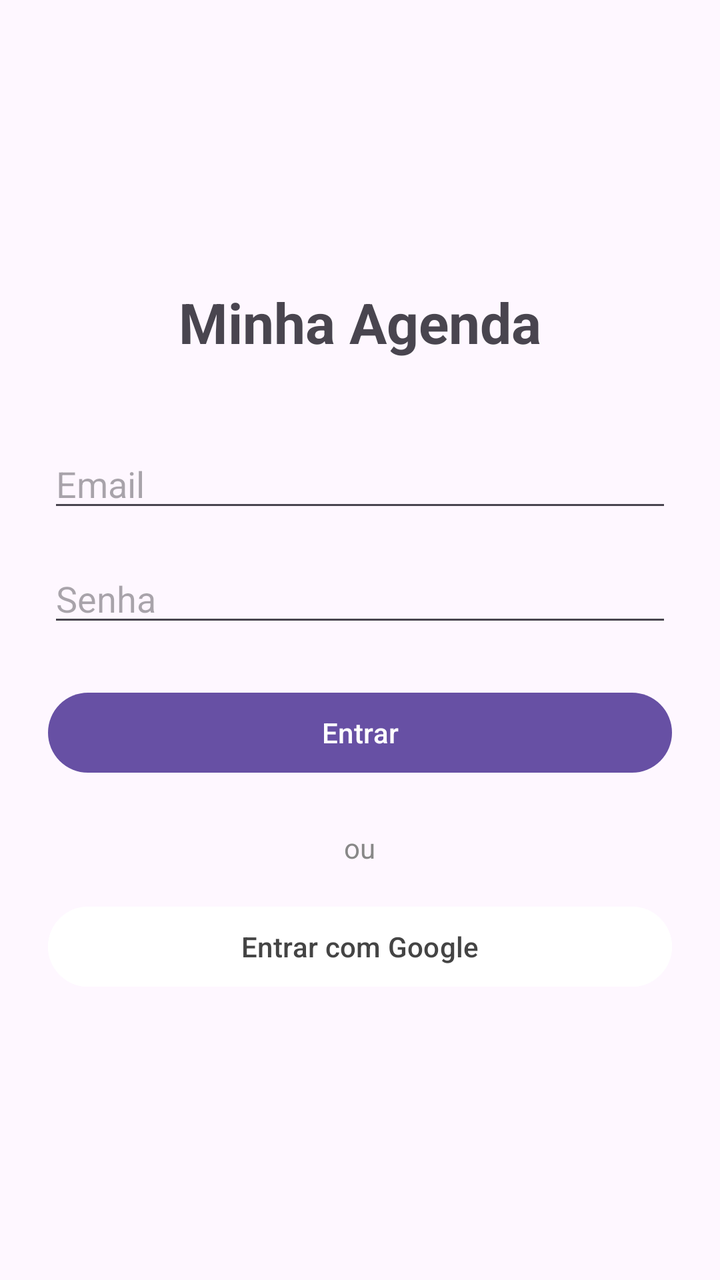
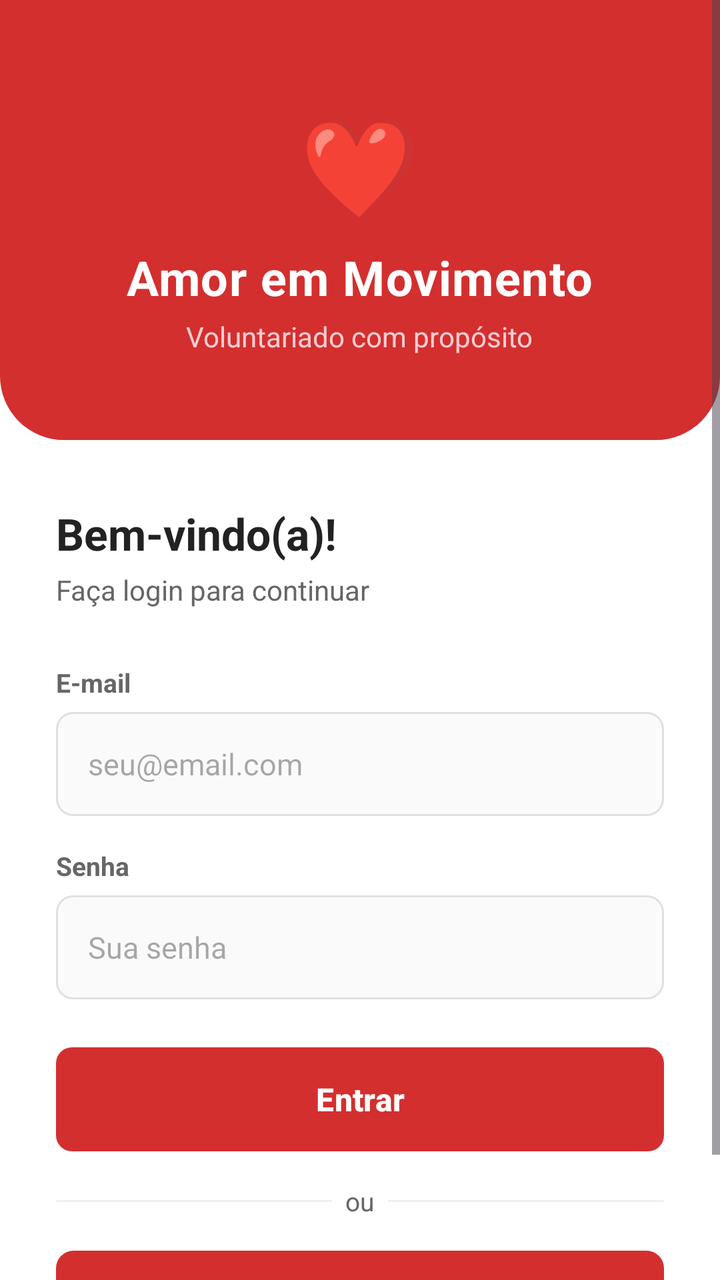

Before-and-after screenshots of an Android layout around one commit, followed by the original layout XML and the change that was made.
<!-- AndroidManifest.xml: application theme Theme.Extensao -->
<!-- res/layout/activity_login.xml -->
<?xml version="1.0" encoding="utf-8"?>
<LinearLayout xmlns:android="http://schemas.android.com/apk/res/android"
    android:orientation="vertical"
    android:gravity="center"
    android:padding="24dp"
    android:layout_width="match_parent"
    android:layout_height="match_parent">

    <TextView
        android:text="Minha Agenda"
        android:textSize="28sp"
        android:textStyle="bold"
        android:layout_marginBottom="40dp"
        android:layout_width="wrap_content"
        android:layout_height="wrap_content"/>

    <EditText
        android:id="@+id/editEmail"
        android:hint="Email"
        android:inputType="textEmailAddress"
        android:autofillHints="emailAddress"
        android:layout_width="match_parent"
        android:layout_height="wrap_content"
        android:layout_marginBottom="16dp"/>

    <EditText
        android:id="@+id/editSenha"
        android:hint="Senha"
        android:inputType="textPassword"
        android:autofillHints="password"
        android:layout_width="match_parent"
        android:layout_height="wrap_content"
        android:layout_marginBottom="24dp"/>

    <Button
        android:id="@+id/btnLogin"
        android:text="Entrar"
        android:layout_width="match_parent"
        android:layout_height="wrap_content"/>

    <ProgressBar
        android:id="@+id/progressLogin"
        android:layout_width="wrap_content"
        android:layout_height="wrap_content"
        android:layout_marginTop="16dp"
        android:visibility="gone" />

    <TextView
        android:layout_width="wrap_content"
        android:layout_height="wrap_content"
        android:text="ou"
        android:textColor="#888888"
        android:layout_marginTop="24dp"
        android:layout_marginBottom="16dp"/>

    <Button
        android:id="@+id/btnGoogleLogin"
        android:layout_width="match_parent"
        android:layout_height="wrap_content"
        android:text="Entrar com Google"
        android:drawableStart="@android:drawable/ic_menu_send"
        android:drawablePadding="8dp"
        android:backgroundTint="#FFFFFF"
        android:textColor="#444444"
        android:elevation="2dp"/>

</LinearLayout>
<!-- resources referenced by this layout -->
<resources>
  <style name="Theme.Extensao" parent="Base.Theme.Extensao" />
  <style name="Base.Theme.Extensao" parent="Theme.Material3.DayNight.NoActionBar">
          
          
      </style>
</resources>

<!-- the commit's change to res/layout/activity_login.xml (unified diff, before → after) -->
@@ -1,67 +1,193 @@
 <?xml version="1.0" encoding="utf-8"?>
-<LinearLayout xmlns:android="http://schemas.android.com/apk/res/android"
-    android:orientation="vertical"
-    android:gravity="center"
-    android:padding="24dp"
+<ScrollView xmlns:android="http://schemas.android.com/apk/res/android"
     android:layout_width="match_parent"
-    android:layout_height="match_parent">
+    android:layout_height="match_parent"
+    android:background="@color/white"
+    android:fillViewport="true">
 
-    <TextView
-        android:text="Minha Agenda"
-        android:textSize="28sp"
-        android:textStyle="bold"
-        android:layout_marginBottom="40dp"
-        android:layout_width="wrap_content"
-        android:layout_height="wrap_content"/>
-
-    <EditText
-        android:id="@+id/editEmail"
-        android:hint="Email"
-        android:inputType="textEmailAddress"
-        android:autofillHints="emailAddress"
+    <LinearLayout
         android:layout_width="match_parent"
         android:layout_height="wrap_content"
-        android:layout_marginBottom="16dp"/>
+        android:orientation="vertical">
 
-    <EditText
-        android:id="@+id/editSenha"
-        android:hint="Senha"
-        android:inputType="textPassword"
-        android:autofillHints="password"
-        android:layout_width="match_parent"
-        android:layout_height="wrap_content"
-        android:layout_marginBottom="24dp"/>
+        
+        <LinearLayout
+            android:layout_width="match_parent"
+            android:layout_height="220dp"
+            android:background="@drawable/bg_header_red"
+            android:orientation="vertical"
+            android:gravity="center"
+            android:paddingTop="40dp"
+            android:paddingBottom="32dp">
 
-    <Button
-        android:id="@+id/btnLogin"
-        android:text="Entrar"
-        android:layout_width="match_parent"
-        android:layout_height="wrap_content"/>
+            <TextView
+                android:layout_width="wrap_content"
+                android:layout_height="wrap_content"
+                android:text="❤"
+                android:textSize="48sp"
+                android:textColor="#FFFFFF"
+                android:layout_marginBottom="8dp" />
 
-    <ProgressBar
-        android:id="@+id/progressLogin"
-        android:layout_width="wrap_content"
-        android:layout_height="wrap_content"
-        android:layout_marginTop="16dp"
-        android:visibility="gone" />
+            <TextView
+                android:layout_width="wrap_content"
+                android:layout_height="wrap_content"
+                android:text="Amor em Movimento"
+                android:textSize="24sp"
+                android:textStyle="bold"
+                android:textColor="#FFFFFF"
+                android:letterSpacing="0.02" />
 
-    <TextView
-        android:layout_width="wrap_content"
-        android:layout_height="wrap_content"
-        android:text="ou"
-        android:textColor="#888888"
-        android:layout_marginTop="24dp"
-        android:layout_marginBottom="16dp"/>
+            <TextView
+                android:layout_width="wrap_content"
+                android:layout_height="wrap_content"
+                android:text="Voluntariado com propósito"
+                android:textSize="14sp"
+                android:textColor="#FFCDD2"
+                android:layout_marginTop="4dp" />
 
-    <Button
-        android:id="@+id/btnGoogleLogin"
-        android:layout_width="match_parent"
-        android:layout_height="wrap_content"
-        android:text="Entrar com Google"
-        android:drawableStart="@android:drawable/ic_menu_send"
-        android:drawablePadding="8dp"
-        android:backgroundTint="#FFFFFF"
-        android:textColor="#444444"
-        android:elevation="2dp"/>
+        </LinearLayout>
 
-</LinearLayout>
+        
+        <LinearLayout
+            android:layout_width="match_parent"
+            android:layout_height="wrap_content"
+            android:orientation="vertical"
+            android:paddingStart="28dp"
+            android:paddingEnd="28dp"
+            android:paddingTop="32dp"
+            android:paddingBottom="32dp">
+
+            <TextView
+                android:layout_width="wrap_content"
+                android:layout_height="wrap_content"
+                android:text="Bem-vindo(a)!"
+                android:textSize="22sp"
+                android:textStyle="bold"
+                android:textColor="@color/text_primary"
+                android:layout_marginBottom="4dp" />
+
+            <TextView
+                android:layout_width="wrap_content"
+                android:layout_height="wrap_content"
+                android:text="Faça login para continuar"
+                android:textSize="14sp"
+                android:textColor="@color/text_secondary"
+                android:layout_marginBottom="28dp" />
+
+            
+            <TextView
+                android:layout_width="wrap_content"
+                android:layout_height="wrap_content"
+                android:text="E-mail"
+                android:textSize="13sp"
+                android:textStyle="bold"
+                android:textColor="@color/text_secondary"
+                android:layout_marginBottom="6dp" />
+
+            <EditText
+                android:id="@+id/editEmail"
+                android:layout_width="match_parent"
+                android:layout_height="52dp"
+                android:hint="seu@email.com"
+                android:inputType="textEmailAddress"
+                android:autofillHints="emailAddress"
+                android:background="@drawable/bg_input_field"
+                android:paddingStart="16dp"
+                android:paddingEnd="16dp"
+                android:textSize="15sp"
+                android:textColor="@color/text_primary"
+                android:layout_marginBottom="16dp" />
+
+            
+            <TextView
+                android:layout_width="wrap_content"
+                android:layout_height="wrap_content"
+                android:text="Senha"
+                android:textSize="13sp"
+                android:textStyle="bold"
+                android:textColor="@color/text_secondary"
+                android:layout_marginBottom="6dp" />
+
+            <EditText
+                android:id="@+id/editSenha"
+                android:layout_width="match_parent"
+                android:layout_height="52dp"
+                android:hint="Sua senha"
+                android:inputType="textPassword"
+                android:autofillHints="password"
+                android:background="@drawable/bg_input_field"
+                android:paddingStart="16dp"
+                android:paddingEnd="16dp"
+                android:textSize="15sp"
+                android:textColor="@color/text_primary"
+                android:layout_marginBottom="24dp" />
+
+            
+            <Button
+                android:id="@+id/btnLogin"
+                android:layout_width="match_parent"
+                android:layout_height="52dp"
+                android:text="Entrar"
+                android:textAllCaps="false"
+                android:textSize="16sp"
+                android:textStyle="bold"
+                android:textColor="@color/white"
+                android:background="@drawable/bg_botao_inscrever"
+                android:layout_marginBottom="16dp" />
+
+            <ProgressBar
+                android:id="@+id/progressLogin"
+                android:layout_width="wrap_content"
+                android:layout_height="wrap_content"
+                android:layout_gravity="center"
+                android:layout_marginBottom="8dp"
+                android:visibility="gone" />
+
+            
+            <LinearLayout
+                android:layout_width="match_parent"
+                android:layout_height="wrap_content"
+                android:orientation="horizontal"
+                android:gravity="center_vertical"
+                android:layout_marginBottom="16dp">
+
+                <View
+                    android:layout_width="0dp"
+                    android:layout_height="1dp"
+                    android:layout_weight="1"
+                    android:background="@color/divider" />
+
+                <TextView
+                    android:layout_width="wrap_content"
+                    android:layout_height="wrap_content"
+                    android:text="  ou  "
+                    android:textColor="@color/text_secondary"
+                    android:textSize="13sp" />
+
+                <View
+                    android:layout_width="0dp"
+                    android:layout_height="1dp"
+                    android:layout_weight="1"
+                    android:background="@color/divider" />
+
+            </LinearLayout>
+
+            
+            <Button
+                android:id="@+id/btnGoogleLogin"
+                android:layout_width="match_parent"
+                android:layout_height="52dp"
+                android:text="Entrar com Google"
+                android:textAllCaps="false"
+                android:textSize="15sp"
+                android:textColor="@color/text_primary"
+                android:background="@drawable/bg_botao_secundario"
+                android:drawableStart="@android:drawable/ic_menu_send"
+                android:drawablePadding="10dp"
+                android:elevation="0dp" />
+
+        </LinearLayout>
+
+    </LinearLayout>
+
+</ScrollView>
<!-- resource entries referenced after the edit -->
@@ -1,9 +1,61 @@
 <!-- resources referenced by this layout -->
 <resources>
+  <color name="divider">#F0F0F0</color>
+  <color name="text_primary">#222222</color>
+  <color name="text_secondary">#666666</color>
+  <color name="white">#FFFFFFFF</color>
+  <!-- drawable bg_botao_inscrever (drawable) -->
+  <?xml version="1.0" encoding="utf-8"?>
+  <shape xmlns:android="http://schemas.android.com/apk/res/android">
+      <solid android:color="@color/primary_red"/>
+      <corners android:radius="8dp"/>
+  </shape>
+  <!-- drawable bg_botao_secundario (drawable) -->
+  <?xml version="1.0" encoding="utf-8"?>
+  <shape xmlns:android="http://schemas.android.com/apk/res/android">
+      <solid android:color="#FFFFFF"/>
+      <corners android:radius="8dp"/>
+      <stroke
+          android:width="1.5dp"
+          android:color="#D32F2F"/>
+  </shape>
+  <!-- drawable bg_header_red (drawable) -->
+  <?xml version="1.0" encoding="utf-8"?>
+  <shape xmlns:android="http://schemas.android.com/apk/res/android">
+      <solid android:color="#D32F2F"/>
+      <corners
+          android:bottomLeftRadius="32dp"
+          android:bottomRightRadius="32dp"
+          android:topLeftRadius="0dp"
+          android:topRightRadius="0dp"/>
+  </shape>
+  <!-- drawable bg_input_field (drawable) -->
+  <?xml version="1.0" encoding="utf-8"?>
+  <shape xmlns:android="http://schemas.android.com/apk/res/android">
+      <solid android:color="#FAFAFA"/>
+      <corners android:radius="8dp"/>
+      <stroke
+          android:width="1dp"
+          android:color="#E0E0E0"/>
+  </shape>
   <style name="Theme.Extensao" parent="Base.Theme.Extensao" />
-  <style name="Base.Theme.Extensao" parent="Theme.Material3.DayNight.NoActionBar">
+  <color name="primary_red">#D32F2F</color>
+  <style name="Base.Theme.Extensao" parent="Theme.Material3.Light.NoActionBar">
+          <item name="colorPrimary">@color/primary_red</item>
+          <item name="colorPrimaryVariant">@color/primary_red_dark</item>
+          <item name="colorOnPrimary">@color/white</item>
+          <item name="colorSecondary">@color/primary_red</item>
+          <item name="colorOnSecondary">@color/white</item>
+          <item name="android:windowBackground">@color/white</item>
+          <item name="colorSurface">@color/white</item>
+          <item name="colorOnSurface">@color/text_primary</item>
           
-          
+          <item name="bottomNavigationStyle">@style/BottomNavStyle</item>
+      </style>
+  <color name="primary_red_dark">#B71C1C</color>
+  <style name="BottomNavStyle" parent="Widget.MaterialComponents.BottomNavigationView">
+          <item name="itemIconTint">@color/bottom_nav_color</item>
+          <item name="itemTextColor">@color/bottom_nav_color</item>
       </style>
 </resources>
 
